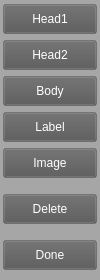
Old version of the form src/editButtons.ui in the repository IDREsandbox/vsim.
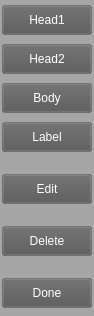
New version of the form.

The edit to the form file:
```diff
--- a/src/editButtons.ui
+++ b/src/editButtons.ui
@@ -6,44 +6,29 @@
    <rect>
     <x>0</x>
     <y>0</y>
-    <width>100</width>
-    <height>280</height>
+    <width>94</width>
+    <height>316</height>
    </rect>
   </property>
-  <property name="minimumSize">
-   <size>
-    <width>100</width>
-    <height>280</height>
-   </size>
-  </property>
-  <property name="maximumSize">
-   <size>
-    <width>100</width>
-    <height>280</height>
-   </size>
-  </property>
-  <property name="windowTitle">
-   <string>Form</string>
-  </property>
   <property name="styleSheet">
    <string notr="true">background-color: rgba(86, 86, 86, 80);
 color: rgb(255, 255, 255);</string>
   </property>
   <layout class="QVBoxLayout" name="verticalLayout">
    <property name="spacing">
-    <number>5</number>
+    <number>6</number>
    </property>
    <property name="leftMargin">
-    <number>3</number>
+    <number>2</number>
    </property>
    <property name="topMargin">
-    <number>3</number>
+    <number>2</number>
    </property>
    <property name="rightMargin">
-    <number>3</number>
+    <number>2</number>
    </property>
    <property name="bottomMargin">
-    <number>3</number>
+    <number>2</number>
    </property>
    <item>
     <widget class="QPushButton" name="head1">
@@ -98,7 +83,23 @@
     </widget>
    </item>
    <item>
-    <widget class="QPushButton" name="image">
+    <spacer name="verticalSpacer_3">
+     <property name="orientation">
+      <enum>Qt::Vertical</enum>
+     </property>
+     <property name="sizeType">
+      <enum>QSizePolicy::Fixed</enum>
+     </property>
+     <property name="sizeHint" stdset="0">
+      <size>
+       <width>20</width>
+       <height>13</height>
+      </size>
+     </property>
+    </spacer>
+   </item>
+   <item>
+    <widget class="QPushButton" name="edit">
      <property name="minimumSize">
       <size>
        <width>75</width>
@@ -106,7 +107,7 @@
       </size>
      </property>
      <property name="text">
-      <string>Image</string>
+      <string>Edit</string>
      </property>
     </widget>
    </item>
@@ -120,8 +121,8 @@
      </property>
      <property name="sizeHint" stdset="0">
       <size>
-       <width>20</width>
-       <height>10</height>
+       <width>17</width>
+       <height>13</height>
       </size>
      </property>
     </spacer>
@@ -149,8 +150,8 @@
      </property>
      <property name="sizeHint" stdset="0">
       <size>
-       <width>20</width>
-       <height>10</height>
+       <width>17</width>
+       <height>13</height>
       </size>
      </property>
     </spacer>
```
